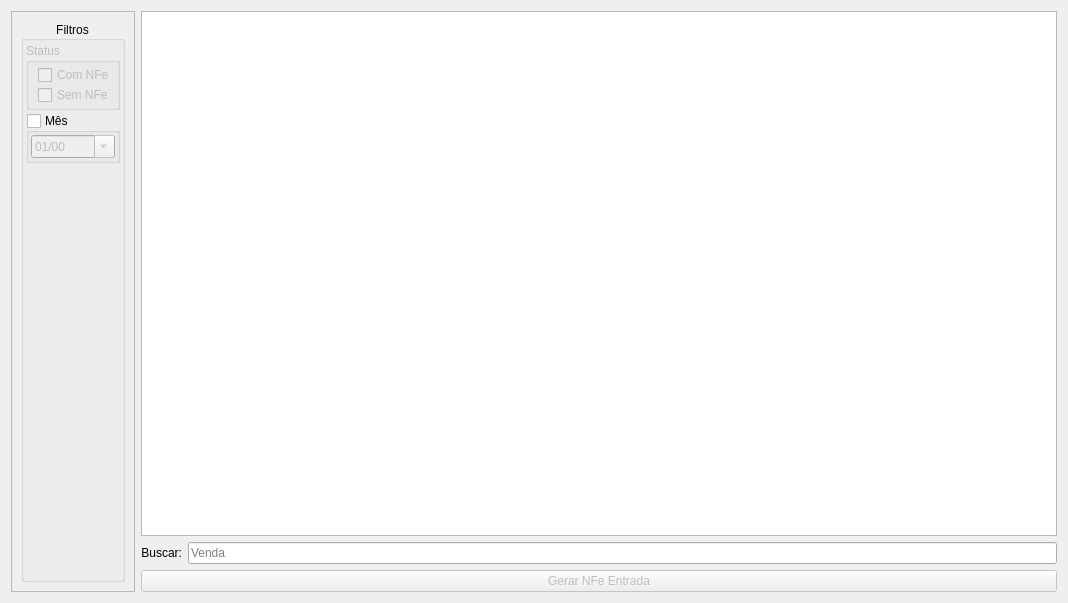
darktorres/ERP-STACCATO, file ui/widgetdevolucao.ui: the form before one commit.
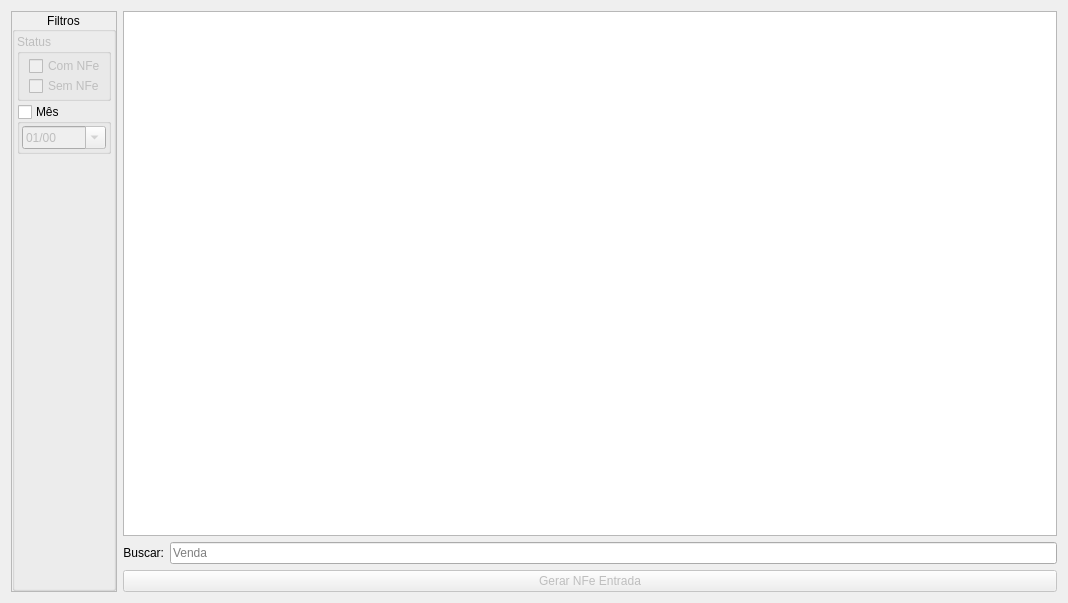
The form after the commit. Custom widgets are drawn as their Qt base class.

```diff
--- a/ui/widgetdevolucao.ui
+++ b/ui/widgetdevolucao.ui
@@ -34,13 +34,28 @@
         <x>0</x>
         <y>0</y>
         <width>132</width>
-        <height>569</height>
+        <height>583</height>
        </rect>
       </property>
       <property name="autoFillBackground">
        <bool>true</bool>
       </property>
       <layout class="QGridLayout" name="gridLayout_3">
+       <property name="leftMargin">
+        <number>0</number>
+       </property>
+       <property name="topMargin">
+        <number>0</number>
+       </property>
+       <property name="rightMargin">
+        <number>0</number>
+       </property>
+       <property name="bottomMargin">
+        <number>0</number>
+       </property>
+       <property name="spacing">
+        <number>0</number>
+       </property>
        <item row="2" column="0">
         <widget class="QGroupBox" name="groupBox">
          <property name="enabled">
@@ -244,6 +259,12 @@
    <extends>QTableView</extends>
    <header>src/tableview.h</header>
   </customwidget>
+  <customwidget>
+   <class>ScrollArea</class>
+   <extends>QScrollArea</extends>
+   <header>src/scrollarea.h</header>
+   <container>1</container>
+  </customwidget>
  </customwidgets>
  <tabstops>
   <tabstop>scrollArea</tabstop>
```
Left out of the diff: 2 changed lines with no effect on the pictures.
